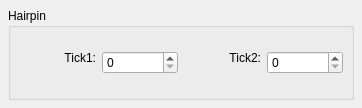
First picture: the form in mscore/mscore/hairpin.ui, repository musescore/musescore-old, before the edit.
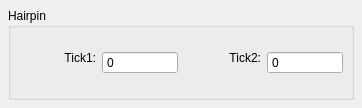
Second picture: the form after the edit.

Commit message: diagonal hairpins

```diff
--- a/mscore/mscore/hairpin.ui
+++ b/mscore/mscore/hairpin.ui
@@ -58,6 +58,12 @@
         </item>
         <item>
          <widget class="QSpinBox" name="tick1">
+          <property name="readOnly">
+           <bool>true</bool>
+          </property>
+          <property name="buttonSymbols">
+           <enum>QAbstractSpinBox::NoButtons</enum>
+          </property>
           <property name="maximum">
            <number>999999</number>
           </property>
@@ -78,6 +84,12 @@
         </item>
         <item>
          <widget class="QSpinBox" name="tick2">
+          <property name="readOnly">
+           <bool>true</bool>
+          </property>
+          <property name="buttonSymbols">
+           <enum>QAbstractSpinBox::NoButtons</enum>
+          </property>
           <property name="maximum">
            <number>999999</number>
           </property>
```
Left out of the diff: 6 changed lines with no effect on the pictures. The commit also changes 49 other files.
